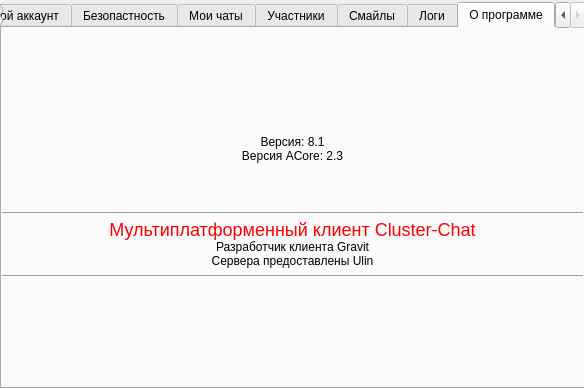
Qt form kabinet.ui (gravimine/qtchat) before a commit.
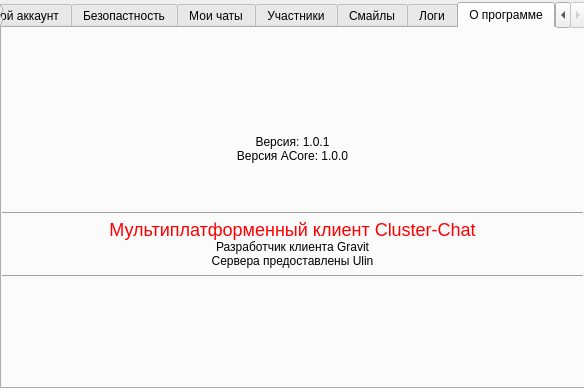
The same form after that commit. The open tabs and pages were chosen to show the change.

Commit message: Версия 1.0.1 stable 1. Исправлен баг, не позволявший войти на сервер в случае неверного ключа 2. Исправлен баг, из за которого отображалась комната 1, если не выбрано иное 3. Исправлен баг, из-за которого нельзя было переключится мжду комнатами с одинаковым числом сообщений 4. Изменен интерфейс уведомлений

Patch:
```diff
--- a/kabinet.ui
+++ b/kabinet.ui
@@ -982,7 +982,7 @@
       </rect>
      </property>
      <property name="text">
-      <string>&lt;center&gt;Версия: 8.1&lt;br&gt;Версия ACore: 2.3&lt;br&gt;&lt;br&gt;&lt;br&gt;&lt;hr&gt;&lt;font color=red size=5&gt;Мультиплатформенный клиент Cluster-Chat&lt;/font&gt;&lt;br&gt;Разработчик клиента Gravit&lt;br&gt;Сервера предоставлены Ulin&lt;/font&gt;&lt;hr&gt;</string>
+      <string>&lt;center&gt;Версия: 1.0.1&lt;br&gt;Версия ACore: 1.0.0&lt;br&gt;&lt;br&gt;&lt;br&gt;&lt;hr&gt;&lt;font color=red size=5&gt;Мультиплатформенный клиент Cluster-Chat&lt;/font&gt;&lt;br&gt;Разработчик клиента Gravit&lt;br&gt;Сервера предоставлены Ulin&lt;/font&gt;&lt;hr&gt;</string>
      </property>
     </widget>
    </widget>
```
Left out of the diff: 2 changed lines with no effect on the pictures. The commit also changes 4 other files.
